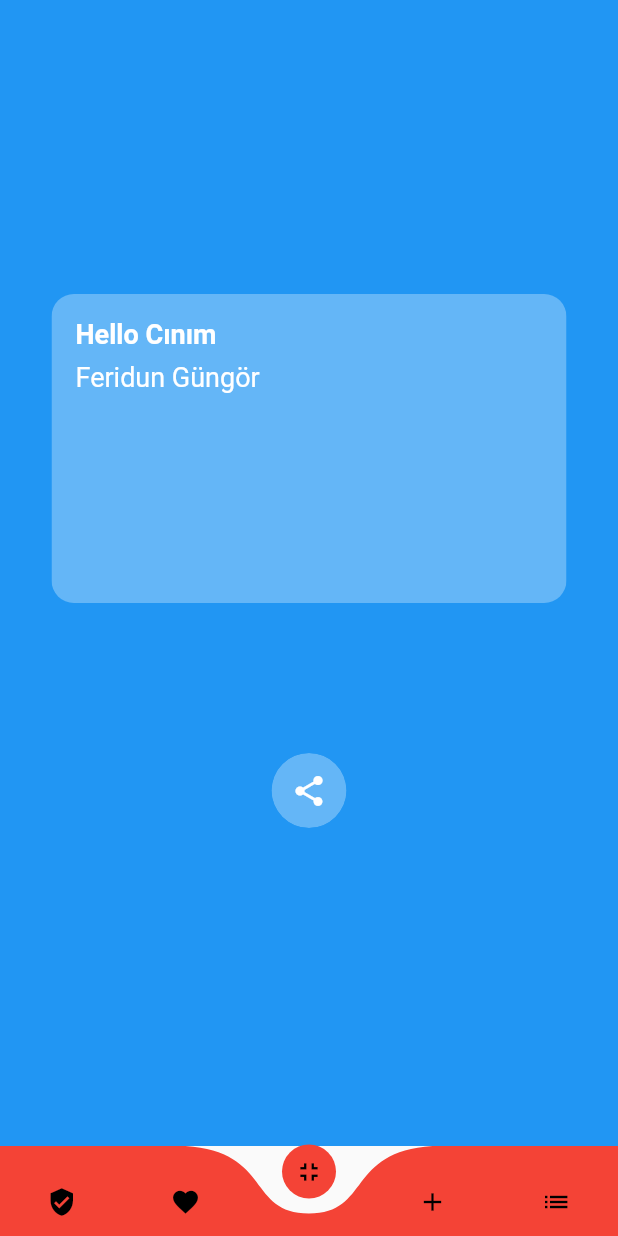
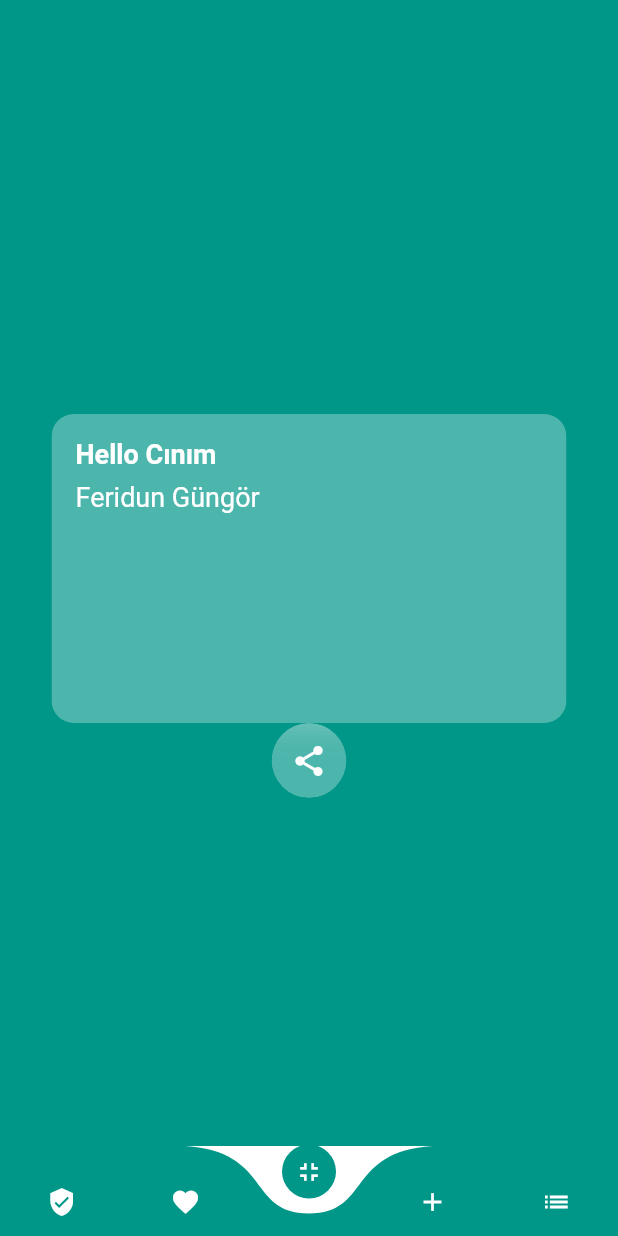
Before and after one commit to feridungungor/feriscript, a Flutter app: the screen it shows after launch, on a phone screen of 412 x 824 dp. Run offline on Flutter 3.47's test engine with Material 2 defaults, Android fonts, the phone set to English and light mode, and no system bars; drawn by our look-alikes of curved_navigation_bar.

Commit message:
'13.03.2020_14.57'

```diff
--- a/lib/main.dart
+++ b/lib/main.dart
@@ -1,5 +1,4 @@
 import 'dart:ui';
-
 import 'package:flutter/material.dart';
 import 'package:flutter/services.dart';
 import 'package:curved_navigation_bar/curved_navigation_bar.dart';
@@ -37,26 +36,21 @@ class _MyHomePageState extends State<MyHomePage> {
     SystemChrome.setEnabledSystemUIOverlays([]);
 
     return Scaffold(
+      backgroundColor: Colors.teal,
       resizeToAvoidBottomPadding: false,
-      body: Stack(fit: StackFit.expand, children: <Widget>[
-        ConstrainedBox(
-          constraints: const BoxConstraints.expand(),
-          child: Container(
+      body: Stack(
+        fit: StackFit.expand,
+        children: <Widget>[
+
+          Positioned(
             height: MediaQuery.of(context).size.height,
             width: MediaQuery.of(context).size.width,
-            decoration: new BoxDecoration(
-              shape: BoxShape.rectangle,
-              color: Colors.blue,
-            ),
-          ),
-        ), //ConstrainedBox
-        Column(
+            child: Column(
               mainAxisAlignment: MainAxisAlignment.center,
               children: <Widget>[
                 Container(
-              child: infoCard(context,"Hello Cınım"),
+                  child: infoCard(context, "Hello Cınım"),
                 ),
-            SizedBox(height: 100,),
                 Container(
                   child: Padding(
                     padding: const EdgeInsets.only(bottom: 16.0),
@@ -72,12 +66,18 @@ class _MyHomePageState extends State<MyHomePage> {
                 )
               ],
             ),
+          ),
+        ],
+      ), //Stack,
+      bottomNavigationBar: myCurvedNavigationBar(),
+    );
+  }
 
-      ]), //Stack,
-      bottomNavigationBar: CurvedNavigationBar(
-        color: Colors.red,
-        buttonBackgroundColor: Colors.red,
-        backgroundColor: Colors.transparent,
+  CurvedNavigationBar myCurvedNavigationBar() {
+    return CurvedNavigationBar(
+      color: Colors.teal,
+      buttonBackgroundColor: Colors.teal,
+      backgroundColor: Colors.white,
       height: 60,
       animationDuration: Duration(milliseconds: 300),
       animationCurve: Curves.ease,
@@ -86,33 +86,32 @@ class _MyHomePageState extends State<MyHomePage> {
         Icon(
           Icons.verified_user,
           size: 20,
-            color: Colors.black,
+          color: Colors.white,
         ),
         Icon(
           Icons.favorite,
           size: 20,
-            color: Colors.black,
+          color: Colors.white,
         ),
         Icon(
           Icons.fullscreen_exit,
           size: 20,
-            color: Colors.black,
+          color: Colors.white,
         ),
         Icon(
           Icons.add,
           size: 20,
-            color: Colors.black,
+          color: Colors.white,
         ),
         Icon(
           Icons.list,
           size: 20,
-            color: Colors.black,
+          color: Colors.white,
         ),
       ],
       onTap: (index) {
         debugPrint("Current Index is $index");
       },
-      ),
     );
   }
 }
@@ -129,8 +128,6 @@ Widget frostedIconButton(Widget child) {
                   color: Colors.white.withOpacity(0.3), shape: BoxShape.circle),
               child: child)));
 }
-
-
 Widget infoCard(BuildContext context, String title) {
   return ClipRRect(
     borderRadius: BorderRadius.circular(15),
```
Lines whose indentation alone changed are shown as unchanged.
